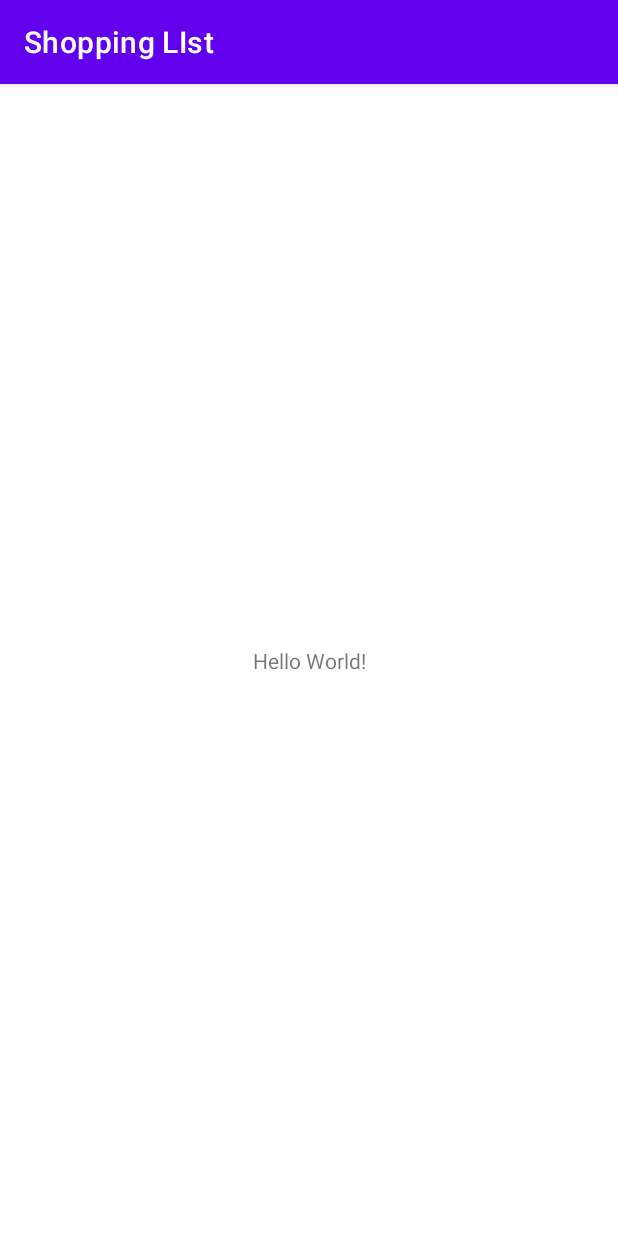
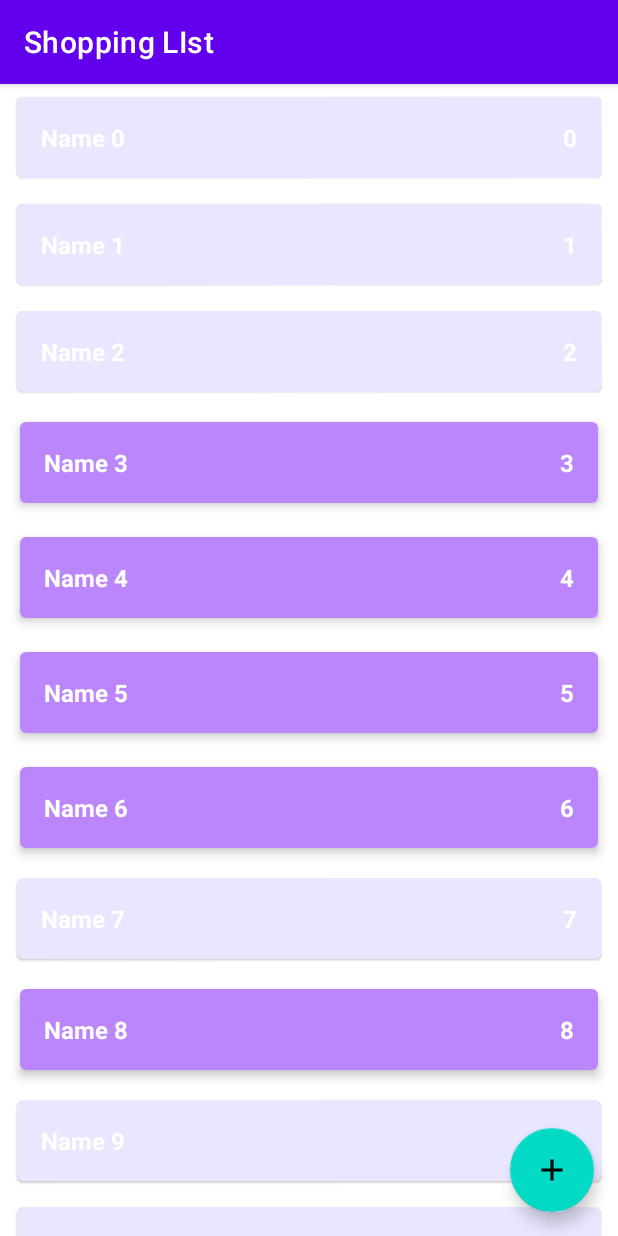
Before and after one commit to maslovmikhail/ShoppingLIst, an Android app: the screen it shows after launch (MainActivity), on a phone screen of 412 x 824 dp. Run offline under Robolectric (Android 15) with nearby library versions, the phone set to English and light mode, and no system bars.

Commit message:
Create RecyclerView

```diff
--- a/app/src/main/java/com/example/shoppinglist/data/ShopListRepositoryImpl.kt
+++ b/app/src/main/java/com/example/shoppinglist/data/ShopListRepositoryImpl.kt
@@ -5,17 +5,18 @@ import androidx.lifecycle.MutableLiveData
 import com.example.shoppinglist.domain.ShopItem
 import com.example.shoppinglist.domain.ShopListRepository
 import java.lang.RuntimeException
+import kotlin.random.Random
 
 object ShopListRepositoryImpl: ShopListRepository {
 
     private val shopListLD = MutableLiveData<List<ShopItem>>()
-    private val shopList = mutableListOf<ShopItem>()
+    private val shopList = sortedSetOf<ShopItem>({ o1, o2 -> o1.id.compareTo(o2.id) })
 
     private var autoIncrementId = 0
 
     init {
-        for (i in 0 until  10) {
-            val item = ShopItem("Name $i", i, true)
+        for (i in 0 until  50) {
+            val item = ShopItem("Name $i", i, Random.nextBoolean())
             addShopItem(item)
         }
     }
--- a/app/src/main/java/com/example/shoppinglist/presentation/MainActivity.kt
+++ b/app/src/main/java/com/example/shoppinglist/presentation/MainActivity.kt
@@ -3,27 +3,85 @@ package com.example.shoppinglist.presentation
 import androidx.appcompat.app.AppCompatActivity
 import android.os.Bundle
 import android.util.Log
+import android.view.LayoutInflater
+import android.widget.LinearLayout
+import android.widget.TextView
 import androidx.lifecycle.ViewModelProvider
+import androidx.recyclerview.widget.ItemTouchHelper
+import androidx.recyclerview.widget.RecyclerView
 import com.example.shoppinglist.R
+import com.example.shoppinglist.domain.ShopItem
 
 class MainActivity : AppCompatActivity() {
 
     private lateinit var viewModel: MainViewModel
+    private lateinit var shopListAdapter: ShopListAdapter
 
     private var count = 0
 
     override fun onCreate(savedInstanceState: Bundle?) {
         super.onCreate(savedInstanceState)
         setContentView(R.layout.activity_main)
+        setupRecyclerView()
         viewModel = ViewModelProvider(this)[MainViewModel::class.java]
         viewModel.shopList.observe(this) {
-            Log.d("MainActivityTest", it.toString())
+            shopListAdapter.submitList(it)
+        }
+    }
 
-            if (count == 0) {
-                count++
-                val item = it[0]
-                viewModel.changeEnableState(item)
+    private fun setupRecyclerView() {
+        var rvShopList = findViewById<RecyclerView>(R.id.rv_shop_list)
+        with(rvShopList) {
+            shopListAdapter = ShopListAdapter()
+            adapter = shopListAdapter
+            recycledViewPool.setMaxRecycledViews(
+                ShopListAdapter.VIEW_TYPE_ENABLED,
+                ShopListAdapter.MAX_POOL_SIZE
+            )
+            recycledViewPool.setMaxRecycledViews(
+                ShopListAdapter.VIEW_TYPE_DISABLED,
+                ShopListAdapter.MAX_POOL_SIZE
+            )
+        }
+
+        setupLongKlickListener()
+        setupClickListener()
+
+        setupSwipeListener(rvShopList)
+    }
+
+    private fun setupSwipeListener(rvShopList: RecyclerView) {
+        val callback = object : ItemTouchHelper.SimpleCallback(
+            0,
+            ItemTouchHelper.LEFT or ItemTouchHelper.RIGHT
+        ) {
+            override fun onMove(
+                recyclerView: RecyclerView,
+                viewHolder: RecyclerView.ViewHolder,
+                target: RecyclerView.ViewHolder
+            ): Boolean {
+                return false
+            }
+
+            override fun onSwiped(viewHolder: RecyclerView.ViewHolder, direction: Int) {
+                val item = shopListAdapter.currentList[viewHolder.adapterPosition]
+                viewModel.deleteShopItem(item)
             }
         }
+        val itemTouchHelper = ItemTouchHelper(callback)
+        itemTouchHelper.attachToRecyclerView(rvShopList)
     }
+
+    private fun setupClickListener() {
+        shopListAdapter.onShopItemClickListener = {
+            Log.d("MainActivity", it.toString())
+        }
+    }
+
+    private fun setupLongKlickListener() {
+        shopListAdapter.onShopItemLongClickListener = {
+            viewModel.changeEnableState(it)
+        }
+    }
+
 }
--- /dev/null
+++ b/app/src/main/java/com/example/shoppinglist/presentation/ShopItemDiffCallback.kt
@@ -0,0 +1,14 @@
+package com.example.shoppinglist.presentation
+
+import androidx.recyclerview.widget.DiffUtil
+import com.example.shoppinglist.domain.ShopItem
+
+class ShopItemDiffCallback: DiffUtil.ItemCallback<ShopItem>() {
+    override fun areItemsTheSame(oldItem: ShopItem, newItem: ShopItem): Boolean {
+        return oldItem.id == newItem.id
+    }
+
+    override fun areContentsTheSame(oldItem: ShopItem, newItem: ShopItem): Boolean {
+        return oldItem == newItem
+    }
+}
--- /dev/null
+++ b/app/src/main/java/com/example/shoppinglist/presentation/ShopItemViewHolder.kt
@@ -0,0 +1,11 @@
+package com.example.shoppinglist.presentation
+
+import android.view.View
+import android.widget.TextView
+import androidx.recyclerview.widget.RecyclerView
+import com.example.shoppinglist.R
+
+class ShopItemViewHolder(val view: View) : RecyclerView.ViewHolder(view) {
+    val tvName = view.findViewById<TextView>(R.id.tv_name)
+    val tvCount = view.findViewById<TextView>(R.id.tv_count)
+}
--- /dev/null
+++ b/app/src/main/java/com/example/shoppinglist/presentation/ShopListAdapter.kt
@@ -0,0 +1,52 @@
+package com.example.shoppinglist.presentation
+
+import android.view.LayoutInflater
+import android.view.ViewGroup
+import androidx.recyclerview.widget.ListAdapter
+import com.example.shoppinglist.R
+import com.example.shoppinglist.domain.ShopItem
+
+class ShopListAdapter : ListAdapter<ShopItem, ShopItemViewHolder>(ShopItemDiffCallback()) {
+
+
+    var onShopItemLongClickListener: ((ShopItem) -> Unit)? = null
+    var onShopItemClickListener: ((ShopItem) -> Unit)? = null
+
+    override fun onCreateViewHolder(parent: ViewGroup, viewType: Int): ShopItemViewHolder {
+        val layout = when(viewType) {
+            VIEW_TYPE_ENABLED -> R.layout.item_shop_enabled
+            VIEW_TYPE_DISABLED -> R.layout.item_shop_disabled
+            else -> throw RuntimeException("Unknown view type: $viewType")
+        }
+        val view = LayoutInflater.from(parent.context).inflate(layout, parent, false)
+        return ShopItemViewHolder(view)
+    }
+
+    override fun onBindViewHolder(viewHolder: ShopItemViewHolder, position: Int) {
+        val shopItem = getItem(position)
+        viewHolder.view.setOnLongClickListener {
+            onShopItemLongClickListener?.invoke(shopItem)
+            true
+        }
+        viewHolder.view.setOnClickListener {
+            onShopItemClickListener?.invoke(shopItem)
+        }
+        viewHolder.tvName.text = shopItem.name
+        viewHolder.tvCount.text = shopItem.count.toString()
+    }
+
+    override fun getItemViewType(position: Int): Int {
+        val item = getItem(position)
+        return if (item.enabled) {
+            VIEW_TYPE_ENABLED
+        } else {
+            VIEW_TYPE_DISABLED
+        }
+    }
+
+    companion object {
+        const val VIEW_TYPE_ENABLED = 100
+        const val VIEW_TYPE_DISABLED = 101
+        const val MAX_POOL_SIZE = 5
+    }
+}
--- /dev/null
+++ b/app/src/main/java/com/example/shoppinglist/presentation/ShopListDiffCallback.kt
@@ -0,0 +1,31 @@
+package com.example.shoppinglist.presentation
+
+import androidx.recyclerview.widget.DiffUtil
+import com.example.shoppinglist.domain.ShopItem
+
+class ShopListDiffCallback(
+    private val oldList: List<ShopItem>,
+    private val newList: List<ShopItem>
+): DiffUtil.Callback() {
+    override fun getOldListSize(): Int {
+        return oldList.size
+    }
+
+    override fun getNewListSize(): Int {
+        return newList.size
+    }
+
+    override fun areItemsTheSame(oldItemPosition: Int, newItemPosition: Int): Boolean {
+        val oldItem = oldList[oldItemPosition]
+        val newItem = newList[newItemPosition]
+
+        return oldItem.id == newItem.id
+    }
+
+    override fun areContentsTheSame(oldItemPosition: Int, newItemPosition: Int): Boolean {
+        val oldItem = oldList[oldItemPosition]
+        val newItem = newList[newItemPosition]
+
+        return oldItem == newItem
+    }
+}
--- /dev/null
+++ b/app/src/main/res/drawable/ic_baseline_add_24.xml
@@ -0,0 +1,10 @@
+<vector xmlns:android="http://schemas.android.com/apk/res/android"
+    android:width="24dp"
+    android:height="24dp"
+    android:viewportWidth="24"
+    android:viewportHeight="24"
+    android:tint="?attr/colorControlNormal">
+  <path
+      android:fillColor="@android:color/white"
+      android:pathData="M19,13h-6v6h-2v-6H5v-2h6V5h2v6h6v2z"/>
+</vector>
--- a/app/src/main/res/layout/activity_main.xml
+++ b/app/src/main/res/layout/activity_main.xml
@@ -6,13 +6,29 @@
     android:layout_height="match_parent"
     tools:context=".presentation.MainActivity">
 
-    <TextView
+
+    <androidx.recyclerview.widget.RecyclerView
+        android:id="@+id/rv_shop_list"
+        android:layout_width="0dp"
+        android:layout_height="0dp"
+        app:layout_constraintBottom_toBottomOf="parent"
+        app:layout_constraintEnd_toEndOf="parent"
+        app:layout_constraintStart_toStartOf="parent"
+        app:layout_constraintTop_toTopOf="parent"
+        app:layoutManager="androidx.recyclerview.widget.LinearLayoutManager"
+        tools:listitem="@layout/item_shop_enabled"/>
+
+    <com.google.android.material.floatingactionbutton.FloatingActionButton
+        android:id="@+id/button_shop_add_item"
         android:layout_width="wrap_content"
         android:layout_height="wrap_content"
-        android:text="Hello World!"
+        android:layout_marginEnd="16dp"
+        android:layout_marginBottom="16dp"
+        android:clickable="true"
+        android:contentDescription="Add new shop item"
+        android:focusable="true"
         app:layout_constraintBottom_toBottomOf="parent"
-        app:layout_constraintLeft_toLeftOf="parent"
-        app:layout_constraintRight_toRightOf="parent"
-        app:layout_constraintTop_toTopOf="parent" />
+        app:layout_constraintEnd_toEndOf="parent"
+        android:src="@drawable/ic_baseline_add_24"/>
 
 </androidx.constraintlayout.widget.ConstraintLayout>
--- /dev/null
+++ b/app/src/main/res/layout/item_shop_disabled.xml
@@ -0,0 +1,42 @@
+<?xml version="1.0" encoding="utf-8"?>
+<androidx.cardview.widget.CardView xmlns:android="http://schemas.android.com/apk/res/android"
+    xmlns:app="http://schemas.android.com/apk/res-auto"
+    android:layout_width="match_parent"
+    android:layout_height="wrap_content"
+    android:layout_marginStart="8dp"
+    android:layout_marginTop="4dp"
+    android:layout_marginEnd="8dp"
+    android:layout_marginBottom="4dp"
+    app:cardCornerRadius="4dp"
+    app:cardElevation="1dp"
+    app:cardUseCompatPadding="true">
+
+    <LinearLayout
+        android:layout_width="match_parent"
+        android:layout_height="wrap_content"
+        android:background="#338B86FC"
+        android:orientation="horizontal"
+        android:padding="16dp">
+
+        <TextView
+            android:id="@+id/tv_name"
+            android:layout_width="0dp"
+            android:layout_height="wrap_content"
+            android:layout_weight="1"
+            android:textColor="@color/white"
+            android:textSize="16sp"
+            android:textStyle="bold"
+            android:text="Салфетки"/>
+
+        <TextView
+            android:id="@+id/tv_count"
+            android:layout_width="wrap_content"
+            android:layout_height="wrap_content"
+            android:textColor="@color/white"
+            android:textSize="16sp"
+            android:textStyle="bold"
+            android:text="1"/>
+
+    </LinearLayout>
+
+</androidx.cardview.widget.CardView>
--- /dev/null
+++ b/app/src/main/res/layout/item_shop_enabled.xml
@@ -0,0 +1,42 @@
+<?xml version="1.0" encoding="utf-8"?>
+<androidx.cardview.widget.CardView xmlns:android="http://schemas.android.com/apk/res/android"
+    xmlns:app="http://schemas.android.com/apk/res-auto"
+    android:layout_width="match_parent"
+    android:layout_height="wrap_content"
+    android:layout_marginStart="8dp"
+    android:layout_marginTop="4dp"
+    android:layout_marginEnd="8dp"
+    android:layout_marginBottom="4dp"
+    app:cardCornerRadius="4dp"
+    app:cardElevation="4dp"
+    app:cardUseCompatPadding="true">
+
+    <LinearLayout
+        android:layout_width="match_parent"
+        android:layout_height="wrap_content"
+        android:background="@color/purple_200"
+        android:orientation="horizontal"
+        android:padding="16dp">
+
+        <TextView
+            android:id="@+id/tv_name"
+            android:layout_width="0dp"
+            android:layout_height="wrap_content"
+            android:layout_weight="1"
+            android:textColor="@color/white"
+            android:textSize="16sp"
+            android:textStyle="bold"
+            android:text="Салфетки"/>
+
+        <TextView
+            android:id="@+id/tv_count"
+            android:layout_width="wrap_content"
+            android:layout_height="wrap_content"
+            android:textColor="@color/white"
+            android:textSize="16sp"
+            android:textStyle="bold"
+            android:text="1"/>
+
+    </LinearLayout>
+
+</androidx.cardview.widget.CardView>
```
